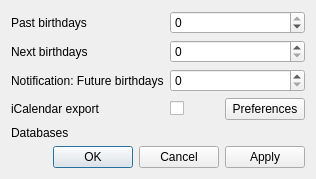
This is src/qbirthday/ui/preferencesdialog.ui in lafrech/qbirthday as Qt 5 draws it before an edit. The edited form follows.
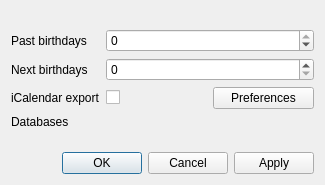
This is the edited form.

Commit message: Remove notify_future_birthdays parameter

What changed in the file:
```diff
--- a/src/qbirthday/ui/preferencesdialog.ui
+++ b/src/qbirthday/ui/preferencesdialog.ui
@@ -6,8 +6,8 @@
    <rect>
     <x>0</x>
     <y>0</y>
-    <width>316</width>
-    <height>178</height>
+    <width>325</width>
+    <height>185</height>
    </rect>
   </property>
   <property name="windowTitle">
@@ -29,27 +29,6 @@
        </property>
       </widget>
      </item>
-     <item row="1" column="0">
-      <widget class="QLabel" name="nextLabel">
-       <property name="text">
-        <string>Next birthdays</string>
-       </property>
-      </widget>
-     </item>
-     <item row="2" column="0">
-      <widget class="QLabel" name="notifyNextLabel">
-       <property name="text">
-        <string>Notification: Future birthdays</string>
-       </property>
-      </widget>
-     </item>
-     <item row="3" column="0">
-      <widget class="QLabel" name="icsExportLabel">
-       <property name="text">
-        <string>iCalendar export</string>
-       </property>
-      </widget>
-     </item>
      <item row="0" column="1">
       <widget class="QSpinBox" name="pastSpinBox">
        <property name="minimum">
@@ -63,13 +42,24 @@
        </property>
       </widget>
      </item>
+     <item row="1" column="0">
+      <widget class="QLabel" name="nextLabel">
+       <property name="text">
+        <string>Next birthdays</string>
+       </property>
+      </widget>
+     </item>
      <item row="1" column="1">
       <widget class="QSpinBox" name="nextSpinBox"/>
      </item>
+     <item row="2" column="0">
+      <widget class="QLabel" name="icsExportLabel">
+       <property name="text">
+        <string>iCalendar export</string>
+       </property>
+      </widget>
+     </item>
      <item row="2" column="1">
-      <widget class="QSpinBox" name="notifyNextSpinBox"/>
-     </item>
-     <item row="3" column="1">
       <layout class="QHBoxLayout" name="icsExportLayout">
        <item>
         <widget class="QCheckBox" name="icsExportCheckBox">
@@ -87,14 +77,14 @@
        </item>
       </layout>
      </item>
-     <item row="4" column="0">
+     <item row="3" column="0">
       <widget class="QLabel" name="backendsLabel">
        <property name="text">
         <string>Databases</string>
        </property>
       </widget>
      </item>
-     <item row="4" column="1">
+     <item row="3" column="1">
       <layout class="QVBoxLayout" name="backendsLayout"/>
      </item>
     </layout>
```
The commit also changes 2 other files.
